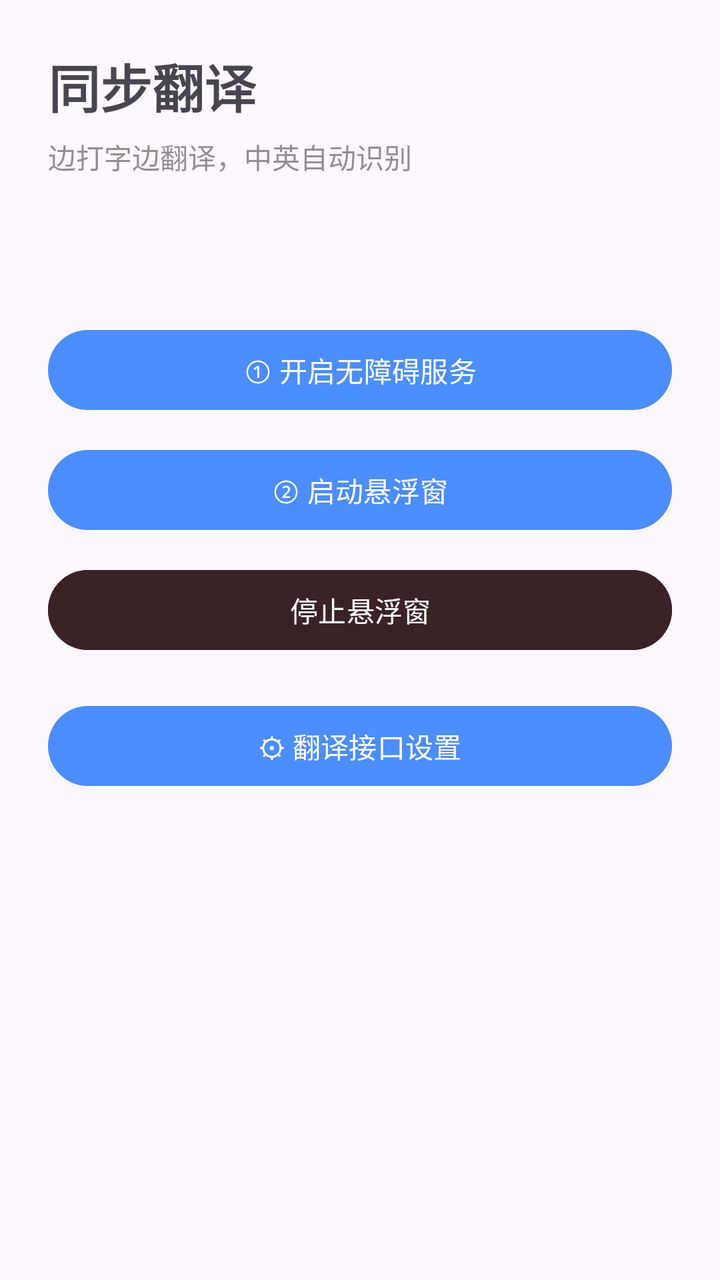
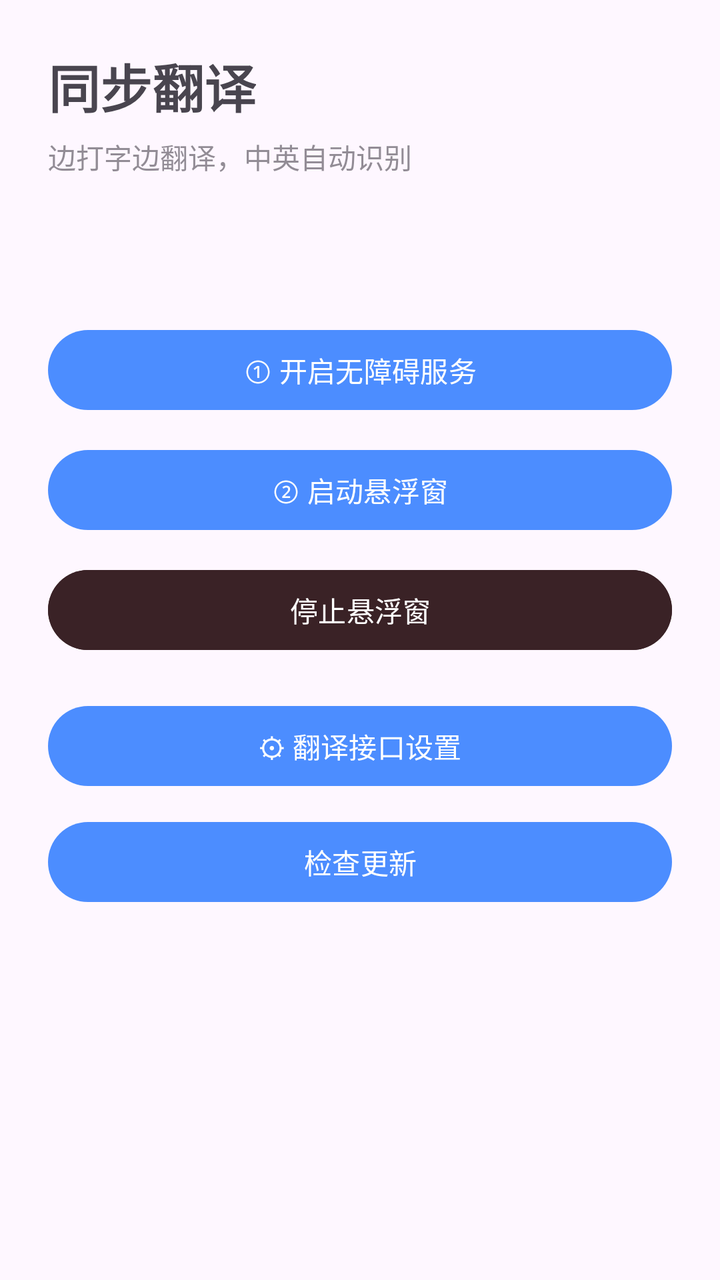

Two renders of the same Android screen: before a commit and after it. Below are the layout's source before the change and the commit's diff.
<!-- AndroidManifest.xml: application theme Theme.LiveTranslate -->
<!-- res/layout/activity_main.xml -->
<?xml version="1.0" encoding="utf-8"?>
<LinearLayout xmlns:android="http://schemas.android.com/apk/res/android"
    android:layout_width="match_parent"
    android:layout_height="match_parent"
    android:orientation="vertical"
    android:padding="24dp">

    <TextView
        android:layout_width="wrap_content"
        android:layout_height="wrap_content"
        android:text="同步翻译"
        android:textSize="26sp"
        android:textStyle="bold" />

    <TextView
        android:layout_width="wrap_content"
        android:layout_height="wrap_content"
        android:layout_marginTop="6dp"
        android:text="边打字边翻译，中英自动识别"
        android:alpha="0.6"
        android:textSize="14sp" />

    <TextView
        android:id="@+id/tvStatus"
        android:layout_width="match_parent"
        android:layout_height="wrap_content"
        android:layout_marginTop="28dp"
        android:textSize="15sp"
        android:lineSpacingExtra="4dp" />

    <Button
        android:id="@+id/btnAccess"
        android:layout_width="match_parent"
        android:layout_height="wrap_content"
        android:layout_marginTop="24dp"
        android:text="① 开启无障碍服务" />

    <Button
        android:id="@+id/btnOverlay"
        android:layout_width="match_parent"
        android:layout_height="wrap_content"
        android:layout_marginTop="12dp"
        android:text="② 启动悬浮窗" />

    <Button
        android:id="@+id/btnStop"
        android:layout_width="match_parent"
        android:layout_height="wrap_content"
        android:layout_marginTop="12dp"
        android:backgroundTint="#3A2226"
        android:text="停止悬浮窗" />

    <Button
        android:id="@+id/btnSettings"
        android:layout_width="match_parent"
        android:layout_height="wrap_content"
        android:layout_marginTop="20dp"
        android:text="⚙ 翻译接口设置" />

</LinearLayout>
<!-- resources referenced by this layout -->
<resources>
  <style name="Theme.LiveTranslate" parent="Theme.Material3.DayNight.NoActionBar">
          <item name="colorPrimary">#4C8DFF</item>
      </style>
</resources>

<!-- the commit's change to res/layout/activity_main.xml (unified diff, before → after) -->
@@ -57,4 +57,11 @@
         android:layout_marginTop="20dp"
         android:text="⚙ 翻译接口设置" />
 
+    <Button
+        android:id="@+id/btnUpdate"
+        android:layout_width="match_parent"
+        android:layout_height="wrap_content"
+        android:layout_marginTop="10dp"
+        android:text="检查更新" />
+
 </LinearLayout>
